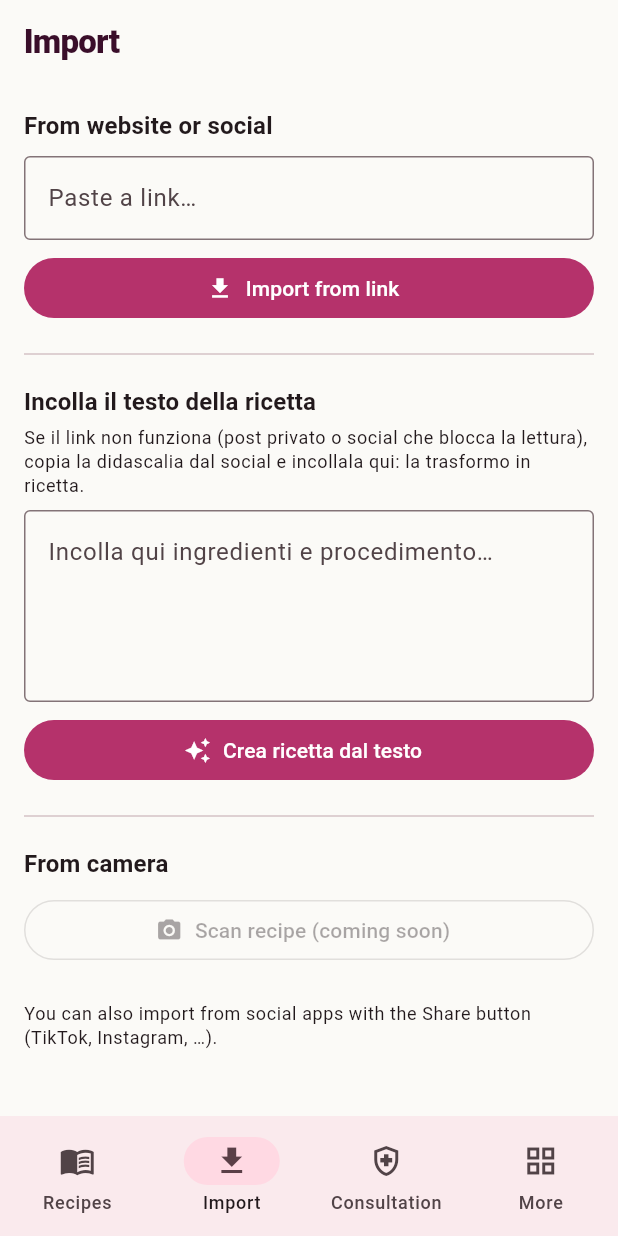
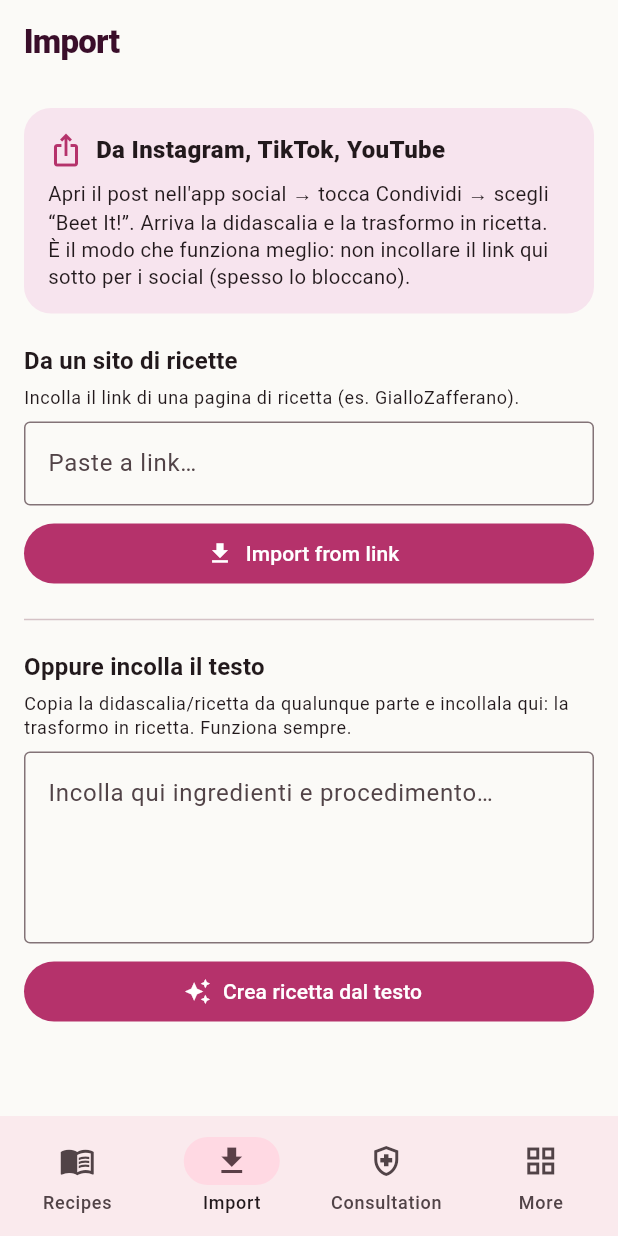
Before and after one commit to killBullox/ricettebuddy-io, a Flutter app: the screen it shows after launch, item 2 of the bottom bar chosen, on a phone screen of 412 x 824 dp. Run offline on Flutter 3.47's test engine with Material 3 defaults, Android fonts, the phone set to English and light mode, and no system bars; our stand-ins replace cached_network_image, chewie, fl_chart, flutter_riverpod, flutter_slidable, flutter_svg and 4 more; missing offline and left inert: dart:html, dart:ui_web, flutter_inappwebview, mobile_scanner, receive_sharing_intent; accounts and stored records are empty; network calls fail.

Commit message:
Import: la CONDIVISIONE è il metodo primario per i social (era già risolto)
Il difetto vero non era il codice di import (la catena Share Extension ->
caption -> runImportShared -> import-recipe funziona gia'), ma la schermata
Importa che invitava a incollare il LINK del social (scraping, bloccato dalle
piattaforme) facendo sembrare tutto rotto.

Ora la schermata mette in cima "Da Instagram/TikTok/YouTube: apri il post ->
Condividi -> Beet It!" (arriva la didascalia dall'account loggato). Il campo
link resta per i SITI di ricette; "Incolla testo" come rete di sicurezza.

Co-Authored-By: Claude Opus 4.8 (1M context) <noreply@anthropic.com>

```diff
--- a/app/lib/features/import/import_page.dart
+++ b/app/lib/features/import/import_page.dart
@@ -68,8 +68,44 @@ class _ImportPageState extends ConsumerState<ImportPage> {
       body: ListView(
         padding: const EdgeInsets.all(16),
         children: [
-          Text(l.importFromWebOrSocial,
+          // METODO PRINCIPALE per i social: CONDIVIDERE dal post (arriva la
+          // didascalia dall'account loggato → l'AI ricava la ricetta).
+          Card(
+            color: const Color(0xFFF7E4EE),
+            child: Padding(
+              padding: const EdgeInsets.all(16),
+              child: Column(
+                crossAxisAlignment: CrossAxisAlignment.start,
+                children: [
+                  const Row(children: [
+                    Icon(Icons.ios_share, color: Color(0xFFB5326B)),
+                    SizedBox(width: 8),
+                    Expanded(
+                      child: Text('Da Instagram, TikTok, YouTube',
+                          style: TextStyle(
+                              fontWeight: FontWeight.w800, fontSize: 16)),
+                    ),
+                  ]),
+                  const SizedBox(height: 8),
+                  const Text(
+                    'Apri il post nell\'app social → tocca Condividi → scegli '
+                    '“Beet It!”. Arriva la didascalia e la trasformo in ricetta.\n'
+                    'È il modo che funziona meglio: non incollare il link qui sotto '
+                    'per i social (spesso lo bloccano).',
+                    style: TextStyle(fontSize: 13.5, height: 1.35),
+                  ),
+                ],
+              ),
+            ),
+          ),
+          const SizedBox(height: 20),
+
+          // Siti web di ricette (GialloZafferano e simili con dati strutturati).
+          Text('Da un sito di ricette',
               style: Theme.of(context).textTheme.titleMedium),
+          const SizedBox(height: 4),
+          Text('Incolla il link di una pagina di ricetta (es. GialloZafferano).',
+              style: Theme.of(context).textTheme.bodySmall),
           const SizedBox(height: 8),
           TextField(
             controller: _url,
@@ -91,13 +127,15 @@ class _ImportPageState extends ConsumerState<ImportPage> {
                 : const Icon(Icons.download),
             label: Text(l.importFromLink),
           ),
+
           const Divider(height: 40),
-          Text('Incolla il testo della ricetta',
+          // Rete di sicurezza: incolla il testo della ricetta.
+          Text('Oppure incolla il testo',
               style: Theme.of(context).textTheme.titleMedium),
           const SizedBox(height: 4),
           Text(
-            'Se il link non funziona (post privato o social che blocca la lettura), '
-            'copia la didascalia dal social e incollala qui: la trasformo in ricetta.',
+            'Copia la didascalia/ricetta da qualunque parte e incollala qui: '
+            'la trasformo in ricetta. Funziona sempre.',
             style: Theme.of(context).textTheme.bodySmall,
           ),
           const SizedBox(height: 8),
@@ -118,18 +156,6 @@ class _ImportPageState extends ConsumerState<ImportPage> {
             icon: const Icon(Icons.auto_awesome),
             label: const Text('Crea ricetta dal testo'),
           ),
-          const Divider(height: 40),
-          Text(l.fromCamera, style: Theme.of(context).textTheme.titleMedium),
-          const SizedBox(height: 8),
-          OutlinedButton.icon(
-            // TODO(F3): image_picker + google_mlkit_text_recognition (OCR)
-            //           poi structuring AI via Edge Function.
-            onPressed: null,
-            icon: const Icon(Icons.camera_alt),
-            label: Text(l.scanRecipeSoon),
-          ),
-          const SizedBox(height: 24),
-          Text(l.shareHint, style: Theme.of(context).textTheme.bodySmall),
         ],
       ),
     );
```
